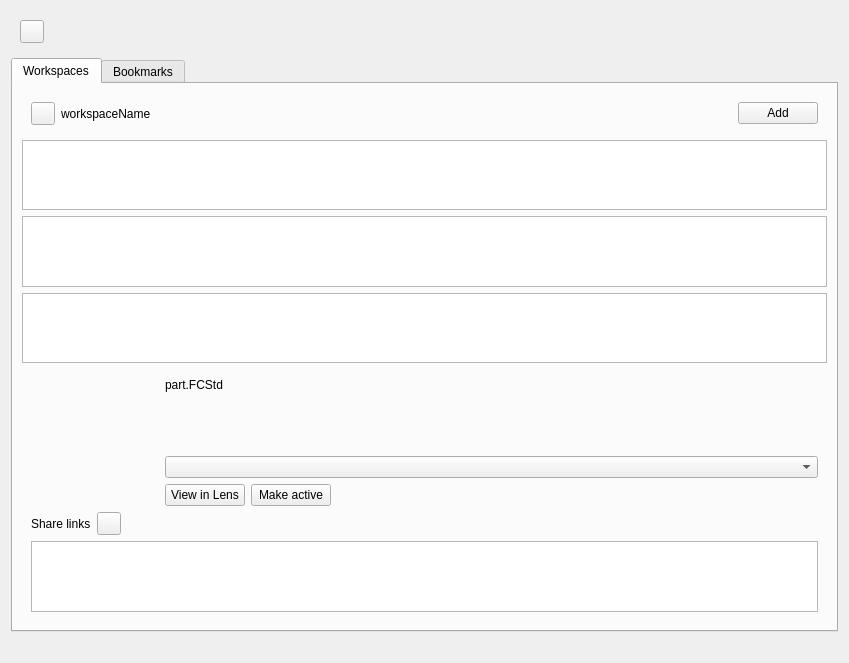
Old version of the form WorkspaceView.ui in the repository Ondsel-Development/Ondsel-Lens-Addon.
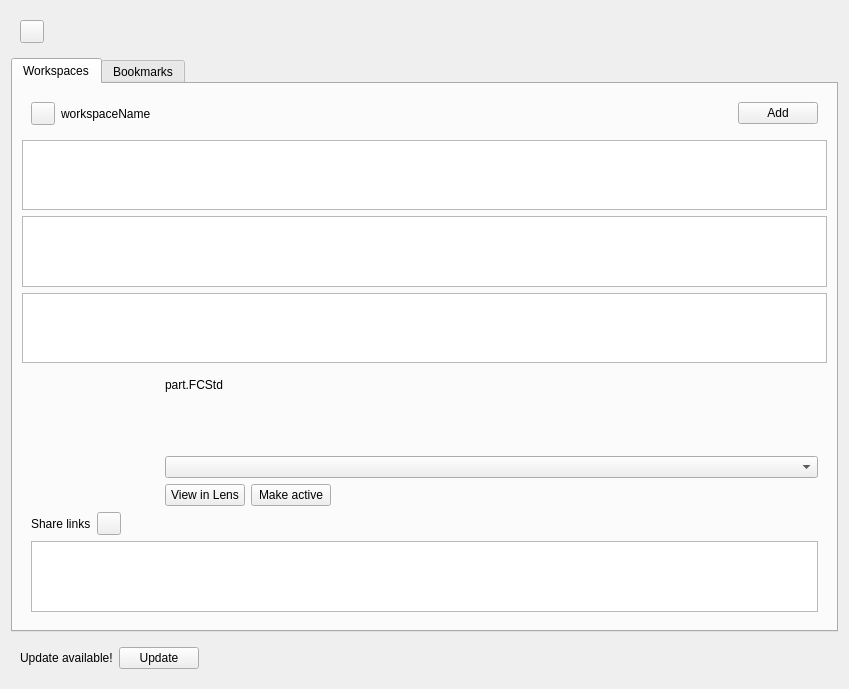
New version of the form. Icons and pictures are not drawn. Custom widgets are drawn as their Qt base class.

What changed in the file:
```diff
--- a/WorkspaceView.ui
+++ b/WorkspaceView.ui
@@ -369,24 +369,52 @@
     </widget>
    </item>
    <item>
-    <widget class="Gui::UrlLabel" name="updateAvailable">
-     <property name="visible">
-      <bool>false</bool>
+    <widget class="QFrame" name="frameUpdate">
+     <property name="frameShape">
+      <enum>QFrame::NoFrame</enum>
      </property>
-     <property name="text">
-      <string/>
+     <property name="frameShadow">
+      <enum>QFrame::Plain</enum>
      </property>
+     <layout class="QHBoxLayout" name="horizontalLayout">
+      <item>
+       <widget class="QLabel" name="labelUpdateAvailable">
+        <property name="enabled">
+         <bool>true</bool>
+        </property>
+        <property name="text">
+         <string>Update available!</string>
+        </property>
+       </widget>
+      </item>
+      <item>
+       <widget class="QPushButton" name="addonManagerBtn">
+        <property name="toolTip">
+         <string>Launch the Addon Manager to update Ondsel Lens</string>
+        </property>
+        <property name="text">
+         <string>Update</string>
+        </property>
+       </widget>
+      </item>
+      <item>
+       <spacer name="horizontalSpacer">
+        <property name="orientation">
+         <enum>Qt::Horizontal</enum>
+        </property>
+        <property name="sizeHint" stdset="0">
+         <size>
+          <width>40</width>
+          <height>20</height>
+         </size>
+        </property>
+       </spacer>
+      </item>
+     </layout>
     </widget>
    </item>
   </layout>
  </widget>
- <customwidgets>
-  <customwidget>
-   <class>Gui::UrlLabel</class>
-   <extends>QLabel</extends>
-   <header>Gui/Widgets.h</header>
-  </customwidget>
- </customwidgets>
  <resources/>
  <connections/>
 </ui>
```
